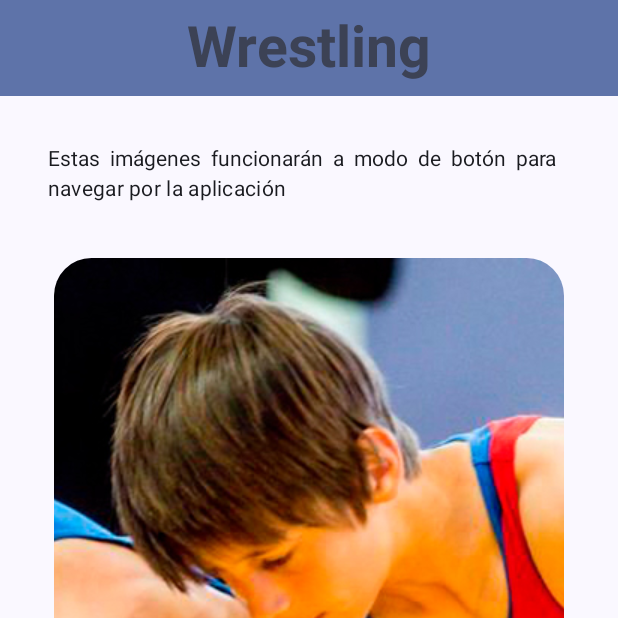
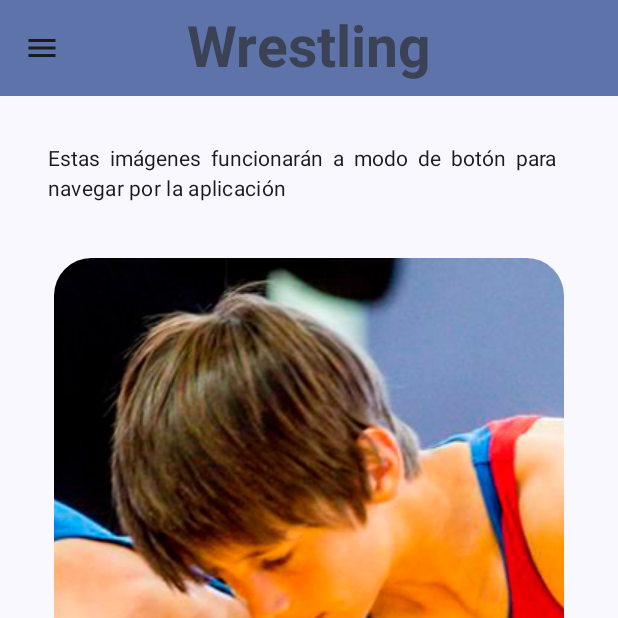
Before and after one commit to Carlos-Garcia-Alonso/Programacion-Multimedia-y-Dispositivos-Moviles, an Android app built with Jetpack Compose: the screen it shows after launch (MainActivity), on a phone screen of 412 x 824 dp, the top half of it. Run offline under Robolectric (Android 15) with nearby library versions, the phone set to English and light mode, and no system bars.

Commit message:
Icono TopBar

```diff
--- a/app/src/main/java/com/carlosgarciaalonso/wrestlingapp/MainActivity.kt
+++ b/app/src/main/java/com/carlosgarciaalonso/wrestlingapp/MainActivity.kt
@@ -34,6 +34,10 @@ import androidx.compose.ui.text.style.TextAlign
 import androidx.compose.ui.unit.sp
 import androidx.compose.foundation.layout.*
 import androidx.compose.foundation.shape.RoundedCornerShape
+import androidx.compose.material.icons.Icons
+import androidx.compose.material.icons.filled.Menu
+import androidx.compose.material3.Icon
+import androidx.compose.material3.IconButton
 import androidx.compose.material3.TopAppBarDefaults
 import androidx.compose.material3.rememberTopAppBarState
 import androidx.compose.ui.graphics.graphicsLayer
@@ -152,6 +156,15 @@ fun MainScreen(tecnicas: List<Tecnica>, onclick: (String) -> Unit) {
                     containerColor = MaterialTheme.colorScheme.primaryContainer,
                     titleContentColor = MaterialTheme.colorScheme.secondary,
                 ),
+                navigationIcon = {
+                    //Por el momento no es funcional
+                    IconButton(onClick = {  }) {
+                      Icon(
+                          Icons.Filled.Menu,
+                          contentDescription = "Menu",
+                      )
+                    }
+                },
                 title = {   // Creamos un título en el "topBar"
                     Text(
                         text = "Wrestling", // texto del título
```
